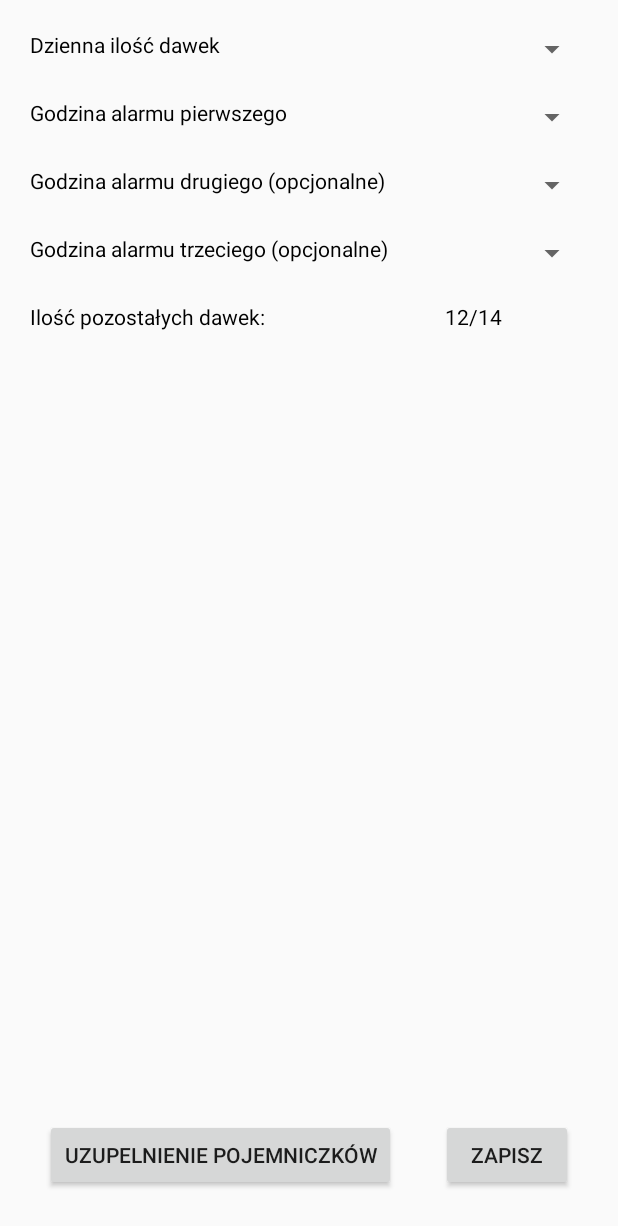
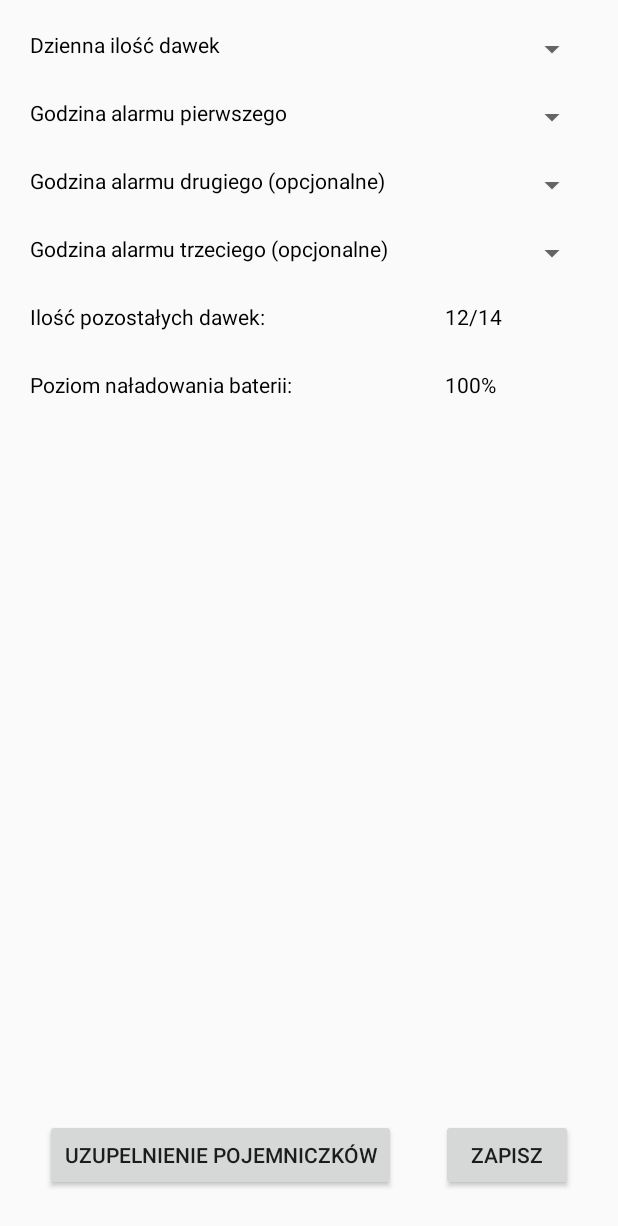
Before and after one commit to Maiiialen/Project-of-medications-dispending-robot, an Android app: the layout activity_1.xml on its own in the app's theme, with its tools: preview values and no code run, on a phone screen of 412 x 824 dp. Shown: the top 1226 px of the screen. Run offline under Robolectric (Android 15) with nearby library versions, the phone set to English and light mode, and no system bars.

Commit message:
dodanie wyświetlania poziomu naładowania baterii

```diff
--- a/app/src/main/res/layout/activity_1.xml
+++ b/app/src/main/res/layout/activity_1.xml
@@ -85,6 +85,21 @@
         android:text="@string/ileDawek"
         android:textColor="#000000" />
 
+    <TextView
+        android:id="@+id/iloscProcent"
+        android:layout_width="match_parent"
+        android:layout_height="25dp"
+        android:layout_below="@+id/pozostaleDawki"
+        android:layout_alignParentStart="true"
+        android:layout_alignParentLeft="true"
+        android:layout_marginStart="20dp"
+        android:layout_marginLeft="20dp"
+        android:layout_marginTop="20dp"
+        android:layout_toStartOf="@+id/spinner_dawki"
+        android:layout_toLeftOf="@+id/spinner_dawki"
+        android:text="@string/ileProcent"
+        android:textColor="#000000" />
+
     <Spinner
         android:id="@+id/spinner_dawki"
         android:layout_width="105dp"
@@ -151,6 +166,21 @@
         android:text="@string/ilosc"
         android:textColor="#000000" />
 
+    <TextView
+        android:id="@+id/procenty"
+        android:layout_width="95dp"
+        android:layout_height="25dp"
+        android:layout_below="@+id/textViewiloscDawek"
+        android:layout_alignParentEnd="true"
+        android:layout_alignParentRight="true"
+        android:layout_marginStart="20dp"
+        android:layout_marginLeft="20dp"
+        android:layout_marginTop="20dp"
+        android:layout_marginEnd="20dp"
+        android:layout_marginRight="20dp"
+        android:text="@string/procenty"
+        android:textColor="#000000" />
+
     <Button
         android:id="@+id/buttonSave"
         android:layout_width="wrap_content"
--- a/app/src/main/res/values/strings.xml
+++ b/app/src/main/res/values/strings.xml
@@ -12,6 +12,8 @@
     <string name="bottonZapisz">Zapisz</string>
     <string name="ileDawek">Ilość pozostałych dawek: </string>
     <string name="ilosc">12/14</string>
+    <string name="ileProcent">Poziom naładowania baterii: </string>
+    <string name="procenty">100%</string>
 
     <string-array name="ilosc">
         <item>1</item>
```
Also changed, not shown: app/src/main/java/com/example/RobotDoWydawaniaLekow/Activity1.java (+9 -0 lines), app/src/main/java/com/example/RobotDoWydawaniaLekow/MainActivity.java (+8 -3 lines), app/src/main/res/layout/activity_main.xml (+32 -0 lines), 1 other file.
